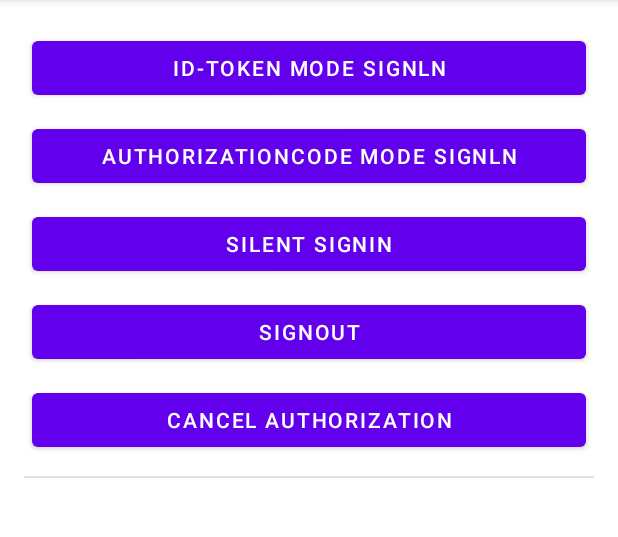
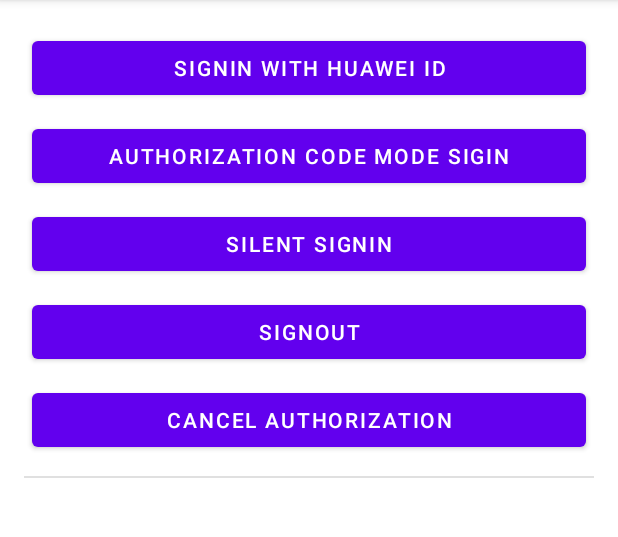
Before and after one commit to cengiztoru/HMSCoreKits, an Android app: the AccountKitActivity screen opened directly, with no data from a screen before it, on a phone screen of 412 x 824 dp, the part 84-621 px from its top. Run offline under Robolectric (Android 15) with nearby library versions, the phone set to English and light mode, and no system bars; libraries missing offline, so code that uses them is left out: com.huawei.hms.

Commit message:
SignIn with Huawei ID done

```diff
--- a/app/src/main/java/com/cengiztoru/hmscorekits/ui/account_kit/AccountKitActivity.kt
+++ b/app/src/main/java/com/cengiztoru/hmscorekits/ui/account_kit/AccountKitActivity.kt
@@ -1,12 +1,83 @@
 package com.cengiztoru.hmscorekits.ui.account_kit
 
+import android.app.Activity
 import android.os.Bundle
+import android.util.Log
+import androidx.activity.result.contract.ActivityResultContracts
 import androidx.appcompat.app.AppCompatActivity
-import com.cengiztoru.hmscorekits.R
+import com.cengiztoru.hmscorekits.databinding.ActivityAccountKitBinding
+import com.cengiztoru.hmscorekits.utils.extensions.showToast
+import com.huawei.hms.common.ApiException
+import com.huawei.hms.support.account.AccountAuthManager
+import com.huawei.hms.support.account.request.AccountAuthParams
+import com.huawei.hms.support.account.request.AccountAuthParamsHelper
+import com.huawei.hms.support.account.service.AccountAuthService
+
+const val TAG = "AccountKitActivity"
 
 class AccountKitActivity : AppCompatActivity() {
+
+    private lateinit var mBinding: ActivityAccountKitBinding
+
+    private var mAuthManager: AccountAuthService? = null
+    private var mAuthParam: AccountAuthParams? = null
+
     override fun onCreate(savedInstanceState: Bundle?) {
         super.onCreate(savedInstanceState)
-        setContentView(R.layout.activity_account_kit)
+
+        inflateViews()
+        setListeners()
+
     }
+
+//region signIn with HuaweiID
+
+    private var singInResultLauncher =
+        registerForActivityResult(ActivityResultContracts.StartActivityForResult()) { result ->
+            if (result.resultCode == Activity.RESULT_OK) {
+                val authAccountTask = AccountAuthManager.parseAuthResultFromIntent(result.data)
+                if (authAccountTask.isSuccessful) {
+                    val authAccount = authAccountTask.result
+                    showToast("Welcome ${authAccount.displayName}")
+                    printMessage("Name: ${authAccount.displayName} \nAccessToken:${authAccount.accessToken}")
+                } else {
+                    Log.e(
+                        TAG,
+                        "signIn failed: " + (authAccountTask.exception as ApiException).statusCode
+                    )
+                }
+            }
+        }
+
+    private fun signIn() {
+        mAuthParam = AccountAuthParamsHelper(AccountAuthParams.DEFAULT_AUTH_REQUEST_PARAM)
+            .setIdToken()
+            .setAccessToken()
+            .createParams()
+        mAuthManager = AccountAuthManager.getService(this@AccountKitActivity, mAuthParam)
+        singInResultLauncher.launch(mAuthManager?.signInIntent)
+    }
+
+//endregion
+
+//region common functions
+
+    private fun inflateViews() {
+        mBinding = ActivityAccountKitBinding.inflate(layoutInflater)
+        setContentView(mBinding.root)
+    }
+
+    private fun setListeners() {
+        mBinding.btnAccountSignin.setOnClickListener {
+            signIn()
+        }
+    }
+
+    private fun printMessage(text: String) {
+        val beforeText = mBinding.tvLogger.text
+        mBinding.tvLogger.text = (if (beforeText.isNotBlank()) "$beforeText \n\n" else "") + text
+    }
+
+//endregion
+
 }
--- a/app/src/main/res/values/strings.xml
+++ b/app/src/main/res/values/strings.xml
@@ -1,8 +1,8 @@
 <resources>
     <string name="app_name">HMS Core Kits Collection</string>
-    <string name="sign_in">ID-Token Mode Signln</string>
+    <string name="sign_in">SignIn With Huawei ID</string>
     <string name="sign_out">SignOut</string>
-    <string name="revokeAccess">AuthorizationCode Mode Signln</string>
+    <string name="revokeAccess">Authorization Code Mode SigIn</string>
     <string name="silent_sign_in">Silent SignIn</string>
     <string name="cancel_authorization">Cancel Authorization</string>
 </resources>
```
